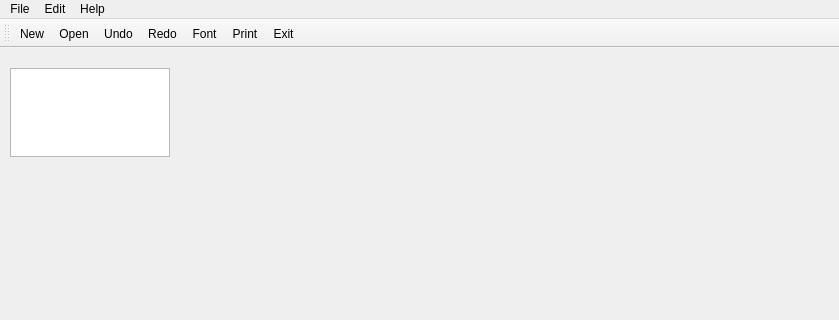
Before: the Qt Designer form lab03_notepad/lab03_notepad_PNR/mainwindow_pnr.ui in IntRepidCat00/OOP_Lab03, drawn with Qt 5; both pictures show x 0 to 839 and y 0 to 320 of the 839 by 593 pixel window.
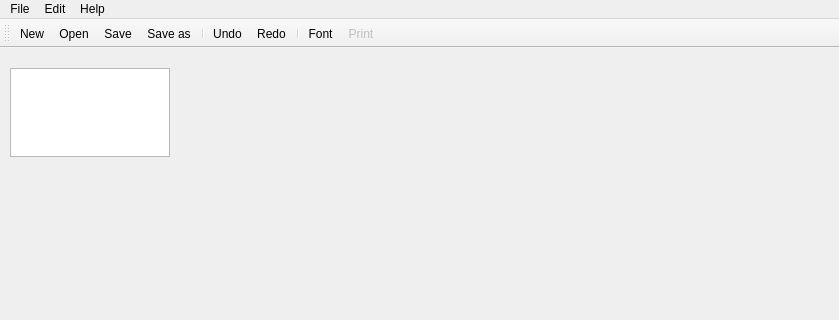
After: the same form once the commit is applied. Icons and pictures are not drawn.

```diff
--- a/lab03_notepad/lab03_notepad_PNR/mainwindow_pnr.ui
+++ b/lab03_notepad/lab03_notepad_PNR/mainwindow_pnr.ui
@@ -84,11 +84,14 @@
    </attribute>
    <addaction name="actionNew_PNR"/>
    <addaction name="actionOpen_PNR"/>
+   <addaction name="actionSave_PNR"/>
+   <addaction name="actionSave_as_PNR"/>
+   <addaction name="separator"/>
    <addaction name="actionUndo_PNR"/>
    <addaction name="actionRedo_PNR"/>
+   <addaction name="separator"/>
    <addaction name="actionFont"/>
    <addaction name="actionPrint_PNR"/>
-   <addaction name="actionExit_PNR"/>
   </widget>
   <action name="actionNew_PNR">
    <property name="icon">
@@ -130,6 +133,9 @@
    </property>
   </action>
   <action name="actionPrint_PNR">
+   <property name="enabled">
+    <bool>false</bool>
+   </property>
    <property name="icon">
     <iconset>
      <normalon>:/img/print.png</normalon>
```
Left out of the diff: 2 changed lines with no effect on the pictures.
